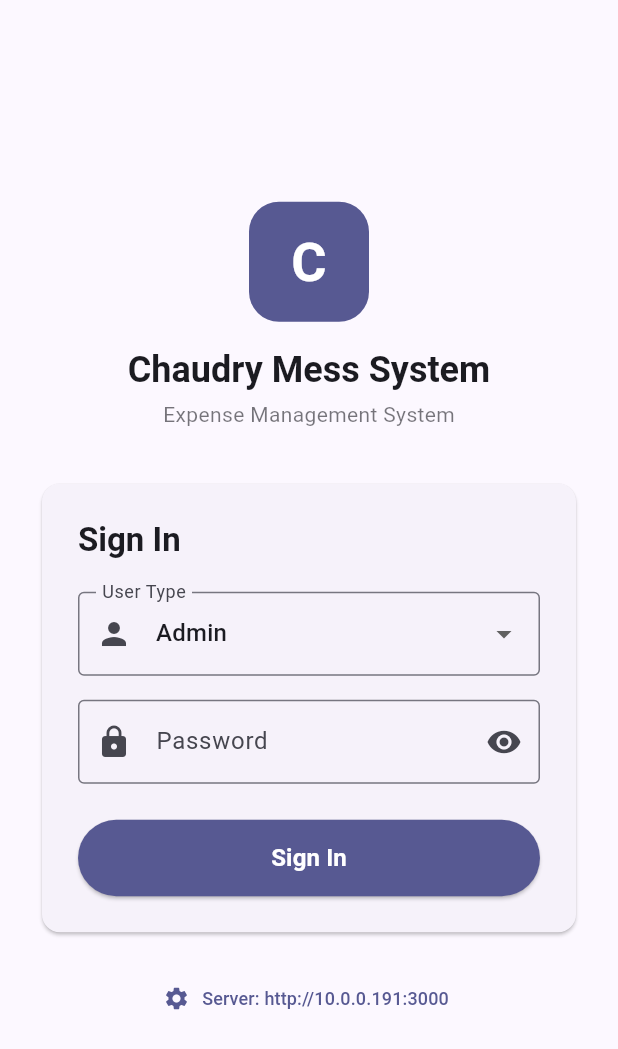
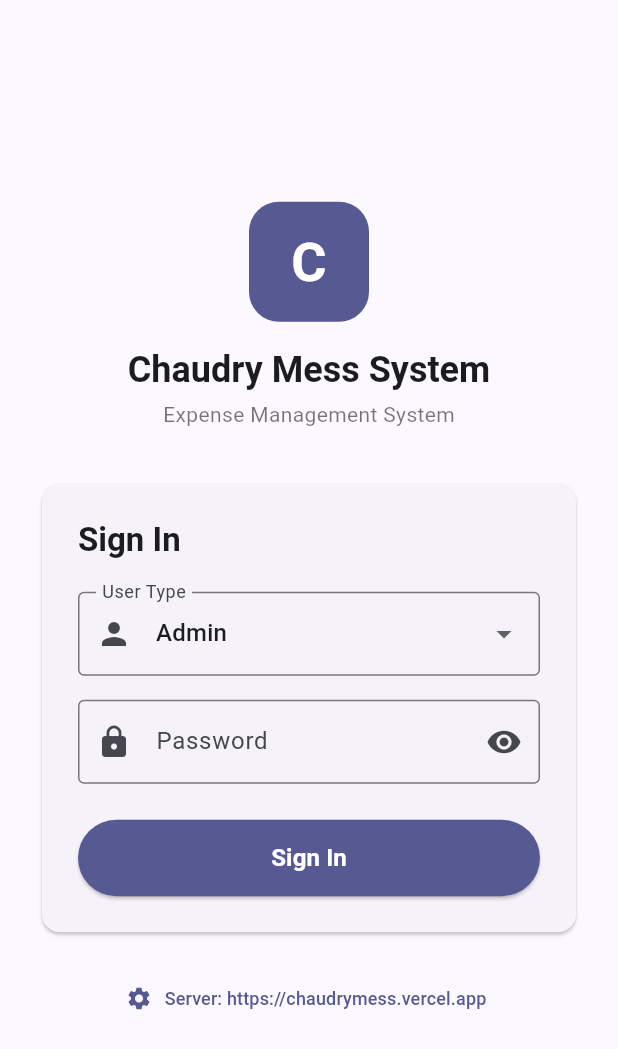
Before and after one commit to faizanali2020to2021-ai/ChaudryMessSystem, a Flutter app: the screen it shows after launch, on a phone screen of 412 x 824 dp. Shown: the top 1049 px of the screen. Run offline on Flutter 3.47's test engine with Material 3 defaults, Android fonts, the phone set to English and light mode, and no system bars; network calls fail.

Commit message:
Update default mobile app server URL to https://chaudrymess.vercel.app

```diff
--- a/mobile_app/lib/main.dart
+++ b/mobile_app/lib/main.dart
@@ -7,7 +7,8 @@ import 'package:intl/intl.dart';
 // ---------------------------------------------------------------------------
 // Config
 // ---------------------------------------------------------------------------
-const String kDefaultServerUrl = 'http://10.0.0.191:3000';
+const String kDefaultServerUrl = 'https://chaudrymess.vercel.app';
+
 
 void main() {
   runApp(const ChaudryMessApp());
@@ -229,7 +230,7 @@ class _LoginPageState extends State<LoginPage> {
         content: TextField(
           controller: ctrl,
           decoration: const InputDecoration(
-            hintText: 'http://10.0.0.191:3000',
+            hintText: 'https://chaudrymess.vercel.app',
             border: OutlineInputBorder(),
           ),
         ),
```
